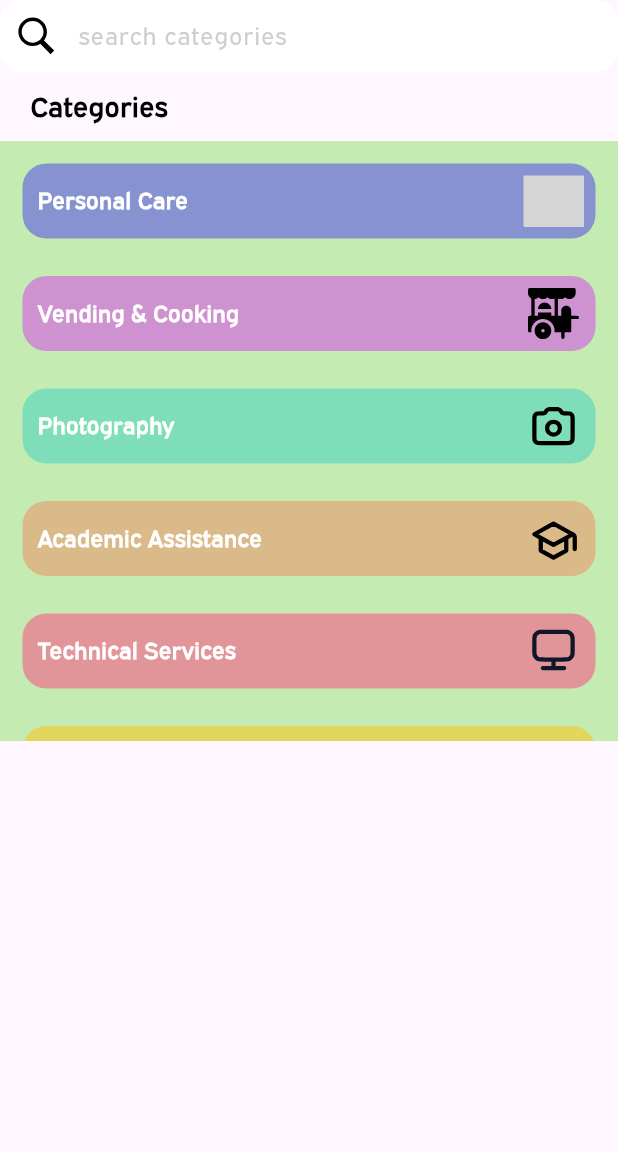
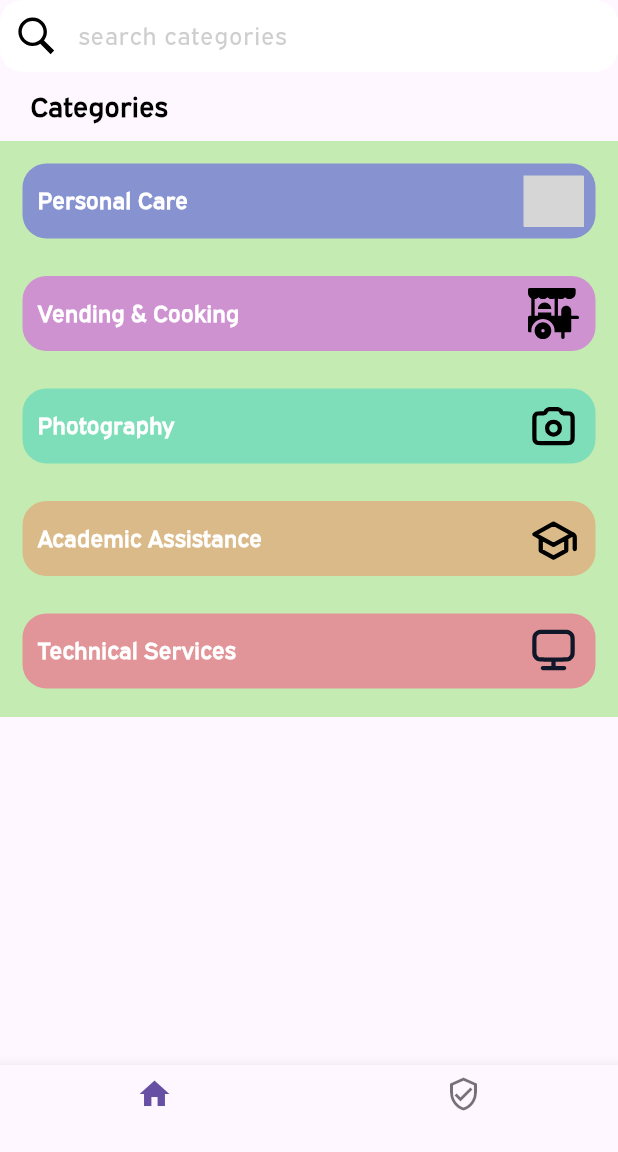
Before and after one commit to blakeotto57/treehouse, a Flutter app: the screen it shows after launch, on a phone screen of 412 x 824 dp, the part 84-1236 px from its top. Run offline on Flutter 3.47's test engine with Material 3 defaults, Android fonts, the phone set to English and light mode, and no system bars; our stand-ins replace flutter_svg; grey boxes are pictures that could not be loaded.

Commit message:
bottom nav bar added

```diff
--- a/analysis_options.yaml
+++ b/analysis_options.yaml
@@ -10,6 +10,7 @@
 analyzer:
   errors:
     prefer_const_constructors: ignore
+    prefer_const_literals_to_create_immutables: ignore
 include: package:flutter_lints/flutter.yaml
 
 linter:
--- a/lib/pages/home.dart
+++ b/lib/pages/home.dart
@@ -1,4 +1,4 @@
-// ignore_for_file: sort_child_properties_last, duplicate_ignore
+// ignore_for_file: sort_child_properties_last, duplicate_ignore, prefer_const_constructors, prefer_const_literals_to_create_immutables
 
 import 'package:flutter/material.dart';
 import 'package:flutter_svg/flutter_svg.dart';
@@ -13,6 +13,9 @@ class HomePage extends StatefulWidget {
 
 class _HomePageState extends State<HomePage> {
   List<CategoryModel> categories = [];
+  int _currentIndex = 0; //keeps track of current page
+  final PageController _pageController = PageController();
+
 
   void _getCategories() {
     categories = CategoryModel.getCategories();
@@ -25,11 +28,23 @@ class _HomePageState extends State<HomePage> {
   }
 
   @override
+
+
+
+  //START OF SCAFFOLD CODE
   Widget build(BuildContext context) {
     _getCategories();
     return Scaffold(
       appBar: appBar(),
-      body: PageView(
+      body: PageView( //the page view is covered of the body of the screen
+        controller: _pageController,
+        onPageChanged: (index) {
+          setState(() {
+            int _currentIndex = index; //updates the bottom bar to reflect current page
+
+          });
+        },
+
         children: [
         HomeContent(categories: categories),
         Center(
@@ -42,88 +57,32 @@ class _HomePageState extends State<HomePage> {
           )
         ]
       ),
+  bottomNavigationBar: SizedBox(
+    height: 58,
+    child: BottomNavigationBar(
+      currentIndex: _currentIndex,
+      onTap: (index) {
+        setState(() {
+          _currentIndex = index;
+          _pageController.jumpToPage(index);
+          });
+        },
+        items: [
+          BottomNavigationBarItem(icon: Icon(Icons.home), label: ""),
+          BottomNavigationBarItem(icon: Icon(Icons.verified_user_outlined), label: ""),
+          ],
+        ),
+  ),
     );
   }
-
-  AppBar appBar() {
-    return AppBar(
-      title: const Text(
-        "Treehouse",
-        style: TextStyle(
-          color: Color.fromARGB(255, 174, 90, 65),
-          fontSize: 40,
-          fontWeight: FontWeight.bold,
-          letterSpacing: 2,
-          shadows: [
-            Shadow(
-              offset: Offset(2, 2),
-              blurRadius: 4,
-              color: Colors.black,
-            )
-          ],
-        ),
-      ),
-
-
-      centerTitle: true,
-      backgroundColor: const Color.fromARGB(255, 106, 145, 87),
-      elevation: 100, // creates shadow for appbar
+}
+//END OF SCAFFOLD CODE
 
 
 
-    //BACK ARROW BUTTON
-      leading: GestureDetector(
-        onTap: () {},
-        child: Container( // creates left back button
-          margin: const EdgeInsets.all(10),
-          alignment: Alignment.center,
-          width: 35,
-          height: 35,
-          // ignore: sort_child_properties_last
-          child: SvgPicture.asset('assets/icons/back-arrow.svg', height: 30, width: 30),
-          decoration: BoxDecoration(
-            color: const Color.fromARGB(255, 156, 195, 137),
-            borderRadius: BorderRadius.circular(15), // makes box have curved edges
-          ),
-        ),
-      ),
 
 
-
-      // PROFILE BUTTON
-      actions: [
-        SizedBox(
-
-
-          child: InkWell( //does something when container is pressed
-            onTap: () {
-
-              print("tapped!");
-
-            },
-
-            borderRadius: BorderRadius.circular(15),
-
-
-
-            //normal look of profile
-            child: Container( // creates right top button
-              margin: const EdgeInsets.all(10),
-              alignment: Alignment.center,
-              width: 35,
-              height: 35,
-              child: SvgPicture.asset('assets/icons/profile-icon.svg', height: 20, width: 20),
-              decoration: BoxDecoration(
-                color: const Color.fromARGB(255, 156, 195, 137),
-                borderRadius: BorderRadius.circular(15), // makes box have curved edges
-              ),
-            ),
-          ),
-        ),
-      ],
-    );
-  }
-}
+//HOME PAGE CONTENT STARTS HERE
 
 class HomeContent extends StatelessWidget {
 final List<CategoryModel> categories;
@@ -131,6 +90,10 @@ final List<CategoryModel> categories;
 HomeContent({required this.categories});
 
 @override
+
+
+//START OF CATEGORIES CODE
+
 Widget build(BuildContext context) {
   return Column(
   crossAxisAlignment: CrossAxisAlignment.start,
@@ -154,8 +117,9 @@ Widget build(BuildContext context) {
 
         // light green box underneath categories
         SizedBox(height: 10), // distance between categories word and light green box
+
         Container(
-          height: 400, // height of the light green box/category list view
+          height: 384, // height of the light green box/category list view
           color: Color.fromARGB(255, 196, 235, 177),
           child: ListView.separated(
             itemCount: categories.length,
@@ -208,7 +172,13 @@ Widget build(BuildContext context) {
     ],
   );
 }
+//END OF CATEGORIES CODE
 
+
+
+
+
+//START OF SEARCHBAR CODE
 
 TextField searchbar() {
     return TextField(
@@ -232,3 +202,71 @@ TextField searchbar() {
     );
   }
 }
+
+//END OF APP BAR CODE
+
+
+
+
+//START OF APP BAR CODE
+AppBar appBar() {
+    return AppBar(
+      title: const Text(
+        "Treehouse",
+        style: TextStyle(
+          color: Color.fromARGB(255, 174, 90, 65),
+          fontSize: 40,
+          fontWeight: FontWeight.bold,
+          letterSpacing: 2,
+          shadows: [
+            Shadow(
+              offset: Offset(2, 2),
+              blurRadius: 4,
+              color: Colors.black,
+            )
+          ],
+        ),
+      ),
+
+
+      centerTitle: true,
+      backgroundColor: const Color.fromARGB(255, 106, 145, 87),
+      elevation: 100, // creates shadow for appbar
+
+      leading: GestureDetector(
+        onTap: () {},
+        child: Container( // creates left back button
+          margin: const EdgeInsets.all(10),
+          alignment: Alignment.center,
+          width: 35,
+          height: 35,
+          // ignore: sort_child_properties_last
+          child: SvgPicture.asset('assets/icons/back-arrow.svg', height: 30, width: 30),
+          decoration: BoxDecoration(
+            color: const Color.fromARGB(255, 156, 195, 137),
+            borderRadius: BorderRadius.circular(15), // makes box have curved edges
+          ),
+        ),
+      ),
+
+
+      // right top button
+      actions: [
+        GestureDetector(
+          onTap: () {},
+          child: Container( // creates right top button
+            margin: const EdgeInsets.all(10),
+            alignment: Alignment.center,
+            width: 35,
+            height: 35,
+            child: SvgPicture.asset('assets/icons/profile-icon.svg', height: 20, width: 20),
+            decoration: BoxDecoration(
+              color: const Color.fromARGB(255, 156, 195, 137),
+              borderRadius: BorderRadius.circular(15), // makes box have curved edges
+          ),
+        ),
+      ),
+    ],
+  );
+}
+//END OF APP BAR CODE
```
